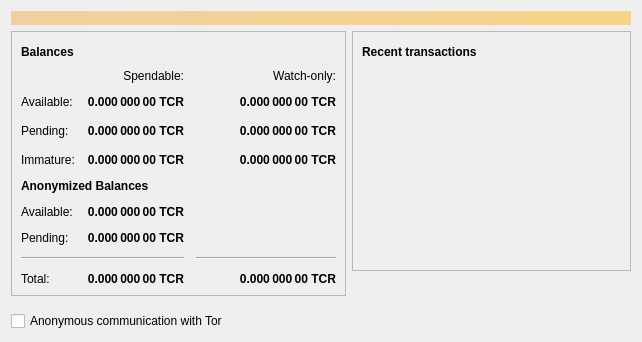
Above: src/qt/forms/overviewpage.ui from tecracoin/tecracoin before the change. Below: the same form after it.
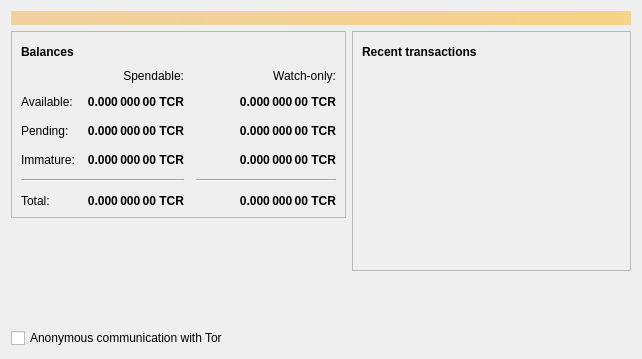
That is the form after the change. Icons and pictures are not drawn.

Commit message: Remove Sigma balances from GUI

Patch:
```diff
--- a/src/qt/forms/overviewpage.ui
+++ b/src/qt/forms/overviewpage.ui
@@ -7,7 +7,7 @@
     <x>0</x>
     <y>0</y>
     <width>642</width>
-    <height>342</height>
+    <height>359</height>
    </rect>
   </property>
   <property name="windowTitle">
@@ -110,7 +110,7 @@
            </layout>
           </item>
           <item>
-           <layout class="QGridLayout" name="gridLayout">
+           <layout class="QGridLayout" name="gridLayout" rowstretch="0,0,0,0,0,0,0">
             <property name="spacing">
              <number>12</number>
             </property>
@@ -139,14 +139,7 @@
               </property>
              </widget>
             </item>
-            <item row="1" column="0">
-             <widget class="QLabel" name="labelBalanceText">
-              <property name="text">
-               <string>Available:</string>
-              </property>
-             </widget>
-            </item>
-            <item row="9" column="2">
+            <item row="6" column="2">
              <widget class="QLabel" name="labelWatchTotal">
               <property name="font">
                <font>
@@ -171,96 +164,6 @@
               </property>
              </widget>
             </item>
-            <item row="9" column="0">
-             <widget class="QLabel" name="labelTotalText">
-              <property name="text">
-               <string>Total:</string>
-              </property>
-             </widget>
-            </item>
-            <item row="8" column="0" colspan="2">
-             <widget class="Line" name="line">
-              <property name="orientation">
-               <enum>Qt::Horizontal</enum>
-              </property>
-             </widget>
-            </item>
-            <item row="7" column="1">
-             <widget class="QLabel" name="labelSigmaPending">
-              <property name="font">
-               <font>
-                <weight>75</weight>
-                <bold>true</bold>
-               </font>
-              </property>
-              <property name="cursor">
-               <cursorShape>IBeamCursor</cursorShape>
-              </property>
-              <property name="toolTip">
-               <string>Total of anonymize transactions that have yet to be confirmed, and do not yet count toward the spendable balance</string>
-              </property>
-              <property name="text">
-               <string>0.000 000 00 TCR</string>
-              </property>
-              <property name="alignment">
-               <set>Qt::AlignRight|Qt::AlignTrailing|Qt::AlignVCenter</set>
-              </property>
-              <property name="textInteractionFlags">
-               <set>Qt::LinksAccessibleByMouse|Qt::TextSelectableByKeyboard|Qt::TextSelectableByMouse</set>
-              </property>
-             </widget>
-            </item>
-            <item row="8" column="2">
-             <widget class="Line" name="lineWatchBalance">
-              <property name="sizePolicy">
-               <sizepolicy hsizetype="Preferred" vsizetype="Fixed">
-                <horstretch>0</horstretch>
-                <verstretch>0</verstretch>
-               </sizepolicy>
-              </property>
-              <property name="minimumSize">
-               <size>
-                <width>140</width>
-                <height>0</height>
-               </size>
-              </property>
-              <property name="orientation">
-               <enum>Qt::Horizontal</enum>
-              </property>
-             </widget>
-            </item>
-            <item row="6" column="1">
-             <widget class="QLabel" name="labelSigmaBalance">
-              <property name="font">
-               <font>
-                <weight>75</weight>
-                <bold>true</bold>
-               </font>
-              </property>
-              <property name="cursor">
-               <cursorShape>IBeamCursor</cursorShape>
-              </property>
-              <property name="toolTip">
-               <string>Your current spendable anonymized balance</string>
-              </property>
-              <property name="text">
-               <string>0.000 000 00 TCR</string>
-              </property>
-              <property name="alignment">
-               <set>Qt::AlignRight|Qt::AlignTrailing|Qt::AlignVCenter</set>
-              </property>
-              <property name="textInteractionFlags">
-               <set>Qt::LinksAccessibleByMouse|Qt::TextSelectableByKeyboard|Qt::TextSelectableByMouse</set>
-              </property>
-             </widget>
-            </item>
-            <item row="6" column="0">
-             <widget class="QLabel" name="labelSigmaBalanceText">
-              <property name="text">
-               <string>Available:</string>
-              </property>
-             </widget>
-            </item>
             <item row="1" column="1">
              <widget class="QLabel" name="labelBalance">
               <property name="font">
@@ -286,19 +189,6 @@
               </property>
              </widget>
             </item>
-            <item row="2" column="3">
-             <spacer name="horizontalSpacer_2">
-              <property name="orientation">
-               <enum>Qt::Horizontal</enum>
-              </property>
-              <property name="sizeHint" stdset="0">
-               <size>
-                <width>40</width>
-                <height>20</height>
-               </size>
-              </property>
-             </spacer>
-            </item>
             <item row="2" column="2">
              <widget class="QLabel" name="labelWatchPending">
               <property name="font">
@@ -324,20 +214,67 @@
               </property>
              </widget>
             </item>
-            <item row="0" column="2">
-             <widget class="QLabel" name="labelWatchonly">
+            <item row="6" column="0">
+             <widget class="QLabel" name="labelTotalText">
               <property name="text">
-               <string>Watch-only:</string>
+               <string>Total:</string>
               </property>
+             </widget>
+            </item>
+            <item row="6" column="1">
+             <widget class="QLabel" name="labelTotal">
+              <property name="font">
+               <font>
+                <weight>75</weight>
+                <bold>true</bold>
+               </font>
+              </property>
+              <property name="cursor">
+               <cursorShape>IBeamCursor</cursorShape>
+              </property>
+              <property name="toolTip">
+               <string>Your current total balance</string>
+              </property>
+              <property name="text">
+               <string notr="true">0.000 000 00 TCR</string>
+              </property>
               <property name="alignment">
                <set>Qt::AlignRight|Qt::AlignTrailing|Qt::AlignVCenter</set>
               </property>
+              <property name="textInteractionFlags">
+               <set>Qt::LinksAccessibleByMouse|Qt::TextSelectableByKeyboard|Qt::TextSelectableByMouse</set>
+              </property>
              </widget>
             </item>
-            <item row="2" column="0">
-             <widget class="QLabel" name="labelPendingText">
+            <item row="1" column="0">
+             <widget class="QLabel" name="labelBalanceText">
               <property name="text">
-               <string>Pending:</string>
+               <string>Available:</string>
+              </property>
+             </widget>
+            </item>
+            <item row="3" column="1">
+             <widget class="QLabel" name="labelImmature">
+              <property name="font">
+               <font>
+                <weight>75</weight>
+                <bold>true</bold>
+               </font>
+              </property>
+              <property name="cursor">
+               <cursorShape>IBeamCursor</cursorShape>
+              </property>
+              <property name="toolTip">
+               <string>Mined balance that has not yet matured</string>
+              </property>
+              <property name="text">
+               <string notr="true">0.000 000 00 TCR</string>
+              </property>
+              <property name="alignment">
+               <set>Qt::AlignRight|Qt::AlignTrailing|Qt::AlignVCenter</set>
+              </property>
+              <property name="textInteractionFlags">
+               <set>Qt::LinksAccessibleByMouse|Qt::TextSelectableByKeyboard|Qt::TextSelectableByMouse</set>
               </property>
              </widget>
             </item>
@@ -366,29 +303,27 @@
               </property>
              </widget>
             </item>
-            <item row="9" column="1">
-             <widget class="QLabel" name="labelTotal">
-              <property name="font">
-               <font>
-                <weight>75</weight>
-                <bold>true</bold>
-               </font>
+            <item row="2" column="3">
+             <spacer name="horizontalSpacer_2">
+              <property name="orientation">
+               <enum>Qt::Horizontal</enum>
               </property>
-              <property name="cursor">
-               <cursorShape>IBeamCursor</cursorShape>
+              <property name="sizeHint" stdset="0">
+               <size>
+                <width>40</width>
+                <height>20</height>
+               </size>
               </property>
-              <property name="toolTip">
-               <string>Your current total balance</string>
-              </property>
+             </spacer>
+            </item>
+            <item row="0" column="2">
+             <widget class="QLabel" name="labelWatchonly">
               <property name="text">
-               <string notr="true">0.000 000 00 TCR</string>
+               <string>Watch-only:</string>
               </property>
               <property name="alignment">
                <set>Qt::AlignRight|Qt::AlignTrailing|Qt::AlignVCenter</set>
               </property>
-              <property name="textInteractionFlags">
-               <set>Qt::LinksAccessibleByMouse|Qt::TextSelectableByKeyboard|Qt::TextSelectableByMouse</set>
-              </property>
              </widget>
             </item>
             <item row="0" column="1">
@@ -401,38 +336,6 @@
               </property>
              </widget>
             </item>
-            <item row="3" column="1">
-             <widget class="QLabel" name="labelImmature">
-              <property name="font">
-               <font>
-                <weight>75</weight>
-                <bold>true</bold>
-               </font>
-              </property>
-              <property name="cursor">
-               <cursorShape>IBeamCursor</cursorShape>
-              </property>
-              <property name="toolTip">
-               <string>Mined balance that has not yet matured</string>
-              </property>
-              <property name="text">
-               <string notr="true">0.000 000 00 TCR</string>
-              </property>
-              <property name="alignment">
-               <set>Qt::AlignRight|Qt::AlignTrailing|Qt::AlignVCenter</set>
-              </property>
-              <property name="textInteractionFlags">
-               <set>Qt::LinksAccessibleByMouse|Qt::TextSelectableByKeyboard|Qt::TextSelectableByMouse</set>
-              </property>
-             </widget>
-            </item>
-            <item row="3" column="0">
-             <widget class="QLabel" name="labelImmatureText">
-              <property name="text">
-               <string>Immature:</string>
-              </property>
-             </widget>
-            </item>
             <item row="1" column="2">
              <widget class="QLabel" name="labelWatchAvailable">
               <property name="font">
@@ -458,23 +361,43 @@
               </property>
              </widget>
             </item>
-            <item row="7" column="0">
-             <widget class="QLabel" name="labelSigmaPendingText">
+            <item row="3" column="0">
+             <widget class="QLabel" name="labelImmatureText">
+              <property name="text">
+               <string>Immature:</string>
+              </property>
+             </widget>
+            </item>
+            <item row="5" column="0" colspan="2">
+             <widget class="Line" name="line">
+              <property name="orientation">
+               <enum>Qt::Horizontal</enum>
+              </property>
+             </widget>
+            </item>
+            <item row="2" column="0">
+             <widget class="QLabel" name="labelPendingText">
               <property name="text">
                <string>Pending:</string>
               </property>
              </widget>
             </item>
-            <item row="4" column="0" colspan="2">
-             <widget class="QLabel" name="label">
-              <property name="font">
-               <font>
-                <weight>75</weight>
-                <bold>true</bold>
-               </font>
+            <item row="5" column="2">
+             <widget class="Line" name="lineWatchBalance">
+              <property name="sizePolicy">
+               <sizepolicy hsizetype="Preferred" vsizetype="Fixed">
+                <horstretch>0</horstretch>
+                <verstretch>0</verstretch>
+               </sizepolicy>
               </property>
-              <property name="text">
-               <string>Anonymized Balances</string>
+              <property name="minimumSize">
+               <size>
+                <width>140</width>
+                <height>0</height>
+               </size>
+              </property>
+              <property name="orientation">
+               <enum>Qt::Horizontal</enum>
               </property>
              </widget>
             </item>
```
The commit also changes 2 other files.
